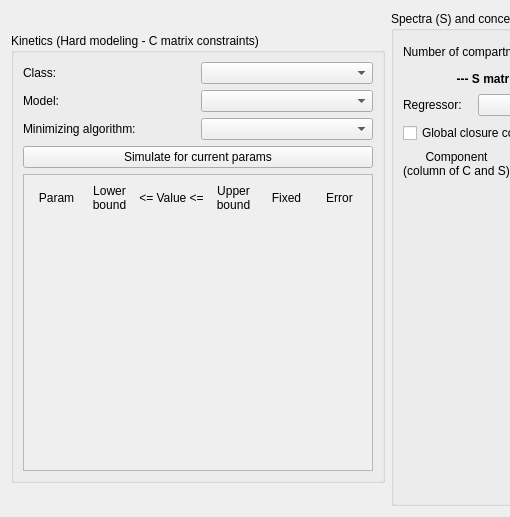
Before: the Qt Designer form Widgets/Fit_gui.ui in dmadea/Transient-Spectra-Analyzer, drawn with Qt 5; both pictures show x 0 to 510 and y 0 to 517 of the 1374 by 517 pixel window.
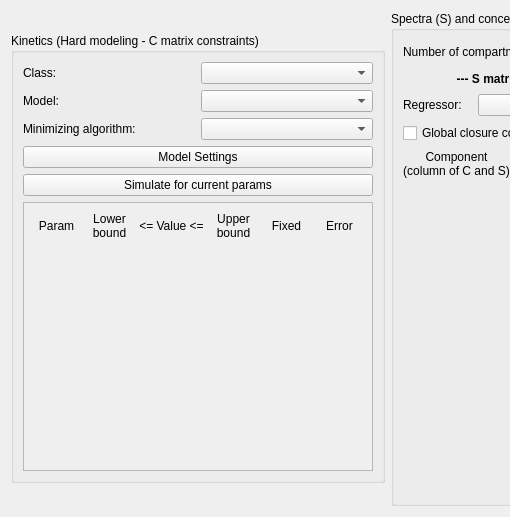
After: the same form once the commit is applied.

Commit message: model settings dialog, LEDs

Diff of the .ui file:
```diff
--- a/Widgets/Fit_gui.ui
+++ b/Widgets/Fit_gui.ui
@@ -102,6 +102,13 @@
             </item>
            </layout>
           </item>
+          <item>
+           <widget class="QPushButton" name="btnModelSettings">
+            <property name="text">
+             <string>Model Settings</string>
+            </property>
+           </widget>
+          </item>
           <item>
            <widget class="QPushButton" name="btnSimulateModel">
             <property name="text">
@@ -150,7 +157,7 @@
                <x>0</x>
                <y>0</y>
                <width>348</width>
-               <height>282</height>
+               <height>275</height>
               </rect>
              </property>
              <layout class="QGridLayout" name="gridLayout_4">
```
The commit also changes 7 other files.
